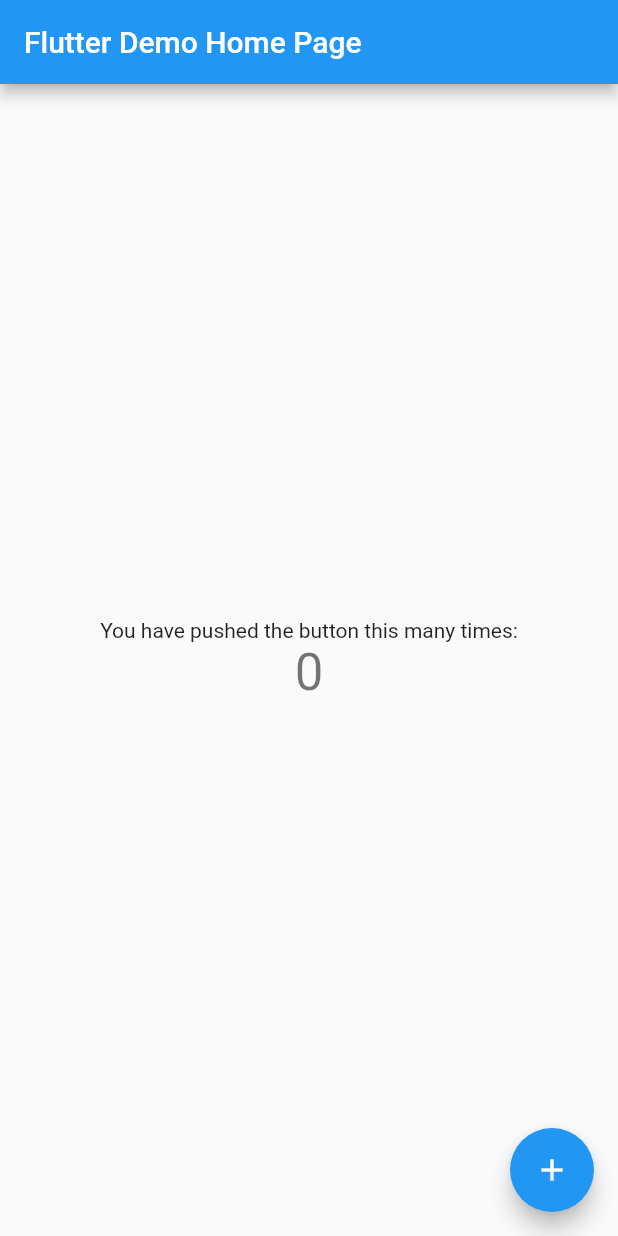
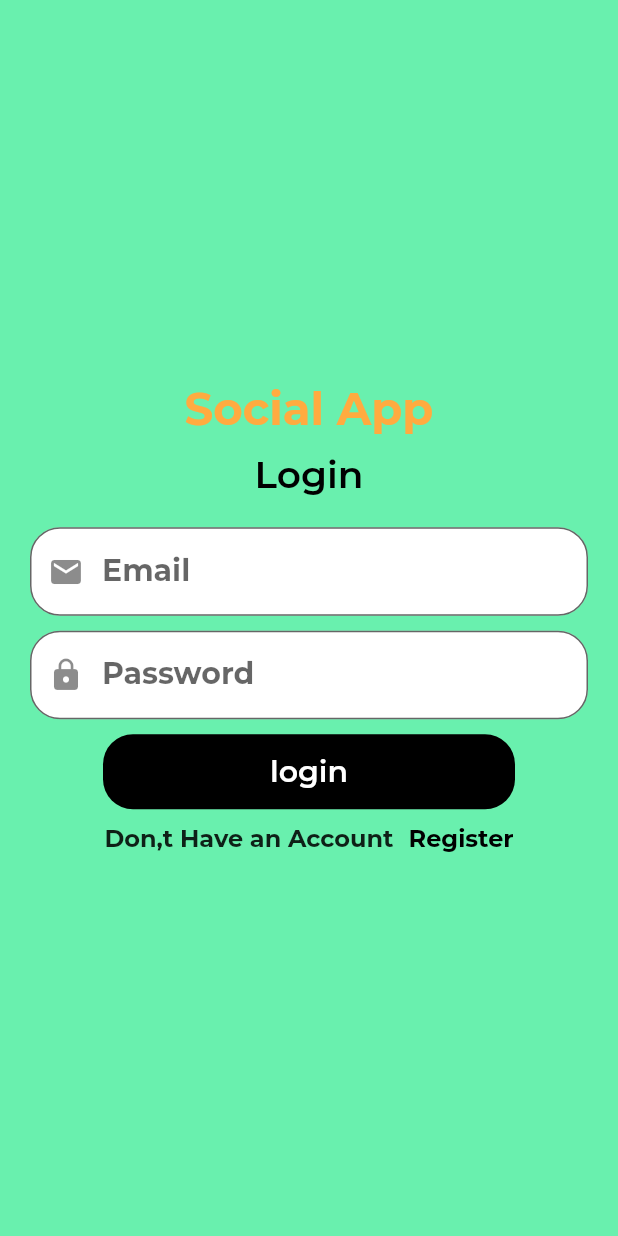
Before and after one commit to solutionflutter/socialapp, a Flutter app: the screen it shows after launch, on a phone screen of 412 x 824 dp. Run offline on Flutter 3.47's test engine with Material 2 defaults, Android fonts, the phone set to English and light mode, and no system bars; our stand-ins replace google_fonts.

Commit message:
add login page

```diff
--- a/lib/main.dart
+++ b/lib/main.dart
@@ -1,111 +1,16 @@
 import 'package:flutter/material.dart';
+import 'package:social_app/navigation.dart';
 
-void main() => runApp(MyApp());
+void main(){
+  runApp(MyApp());
+}
 
-class MyApp extends StatelessWidget {
-  // This widget is the root of your application.
+class MyApp extends StatelessWidget{
   @override
   Widget build(BuildContext context) {
     return MaterialApp(
-      title: 'Flutter Demo',
-      theme: ThemeData(
-        // This is the theme of your application.
-        //
-        // Try running your application with "flutter run". You'll see the
-        // application has a blue toolbar. Then, without quitting the app, try
-        // changing the primarySwatch below to Colors.green and then invoke
-        // "hot reload" (press "r" in the console where you ran "flutter run",
-        // or simply save your changes to "hot reload" in a Flutter IDE).
-        // Notice that the counter didn't reset back to zero; the application
-        // is not restarted.
-        primarySwatch: Colors.blue,
-      ),
-      home: MyHomePage(title: 'Flutter Demo Home Page'),
+      debugShowCheckedModeBanner: false,
+      home: NavigationPage(),
     );
   }
 }
-
-class MyHomePage extends StatefulWidget {
-  MyHomePage({Key key, this.title}) : super(key: key);
-
-  // This widget is the home page of your application. It is stateful, meaning
-  // that it has a State object (defined below) that contains fields that affect
-  // how it looks.
-
-  // This class is the configuration for the state. It holds the values (in this
-  // case the title) provided by the parent (in this case the App widget) and
-  // used by the build method of the State. Fields in a Widget subclass are
-  // always marked "final".
-
-  final String title;
-
-  @override
-  _MyHomePageState createState() => _MyHomePageState();
-}
-
-class _MyHomePageState extends State<MyHomePage> {
-  int _counter = 0;
-
-  void _incrementCounter() {
-    setState(() {
-      // This call to setState tells the Flutter framework that something has
-      // changed in this State, which causes it to rerun the build method below
-      // so that the display can reflect the updated values. If we changed
-      // _counter without calling setState(), then the build method would not be
-      // called again, and so nothing would appear to happen.
-      _counter++;
-    });
-  }
-
-  @override
-  Widget build(BuildContext context) {
-    // This method is rerun every time setState is called, for instance as done
-    // by the _incrementCounter method above.
-    //
-    // The Flutter framework has been optimized to make rerunning build methods
-    // fast, so that you can just rebuild anything that needs updating rather
-    // than having to individually change instances of widgets.
-    return Scaffold(
-      appBar: AppBar(
-        // Here we take the value from the MyHomePage object that was created by
-        // the App.build method, and use it to set our appbar title.
-        title: Text(widget.title),
-      ),
-      body: Center(
-        // Center is a layout widget. It takes a single child and positions it
-        // in the middle of the parent.
-        child: Column(
-          // Column is also a layout widget. It takes a list of children and
-          // arranges them vertically. By default, it sizes itself to fit its
-          // children horizontally, and tries to be as tall as its parent.
-          //
-          // Invoke "debug painting" (press "p" in the console, choose the
-          // "Toggle Debug Paint" action from the Flutter Inspector in Android
-          // Studio, or the "Toggle Debug Paint" command in Visual Studio Code)
-          // to see the wireframe for each widget.
-          //
-          // Column has various properties to control how it sizes itself and
-          // how it positions its children. Here we use mainAxisAlignment to
-          // center the children vertically; the main axis here is the vertical
-          // axis because Columns are vertical (the cross axis would be
-          // horizontal).
-          mainAxisAlignment: MainAxisAlignment.center,
-          children: <Widget>[
-            Text(
-              'You have pushed the button this many times:',
-            ),
-            Text(
-              '$_counter',
-              style: Theme.of(context).textTheme.display1,
-            ),
-          ],
-        ),
-      ),
-      floatingActionButton: FloatingActionButton(
-        onPressed: _incrementCounter,
-        tooltip: 'Increment',
-        child: Icon(Icons.add),
-      ), // This trailing comma makes auto-formatting nicer for build methods.
-    );
-  }
-}
--- /dev/null
+++ b/lib/navigation.dart
@@ -0,0 +1,19 @@
+import 'package:flutter/material.dart';
+import 'package:social_app/pages/home_page.dart';
+import 'package:social_app/pages/login.dart';
+
+class NavigationPage extends StatefulWidget {
+  @override
+  _NavigationPageState createState() => _NavigationPageState();
+}
+
+class _NavigationPageState extends State<NavigationPage> {
+  bool isSigned = false;
+  @override
+  Widget build(BuildContext context) {
+    return Scaffold(
+      body: isSigned == false ? LoginPage() : HomePage(),
+
+    );
+  }
+}
--- /dev/null
+++ b/lib/pages/home_page.dart
@@ -0,0 +1,13 @@
+import 'package:flutter/material.dart';
+
+class HomePage extends StatefulWidget {
+  @override
+  _HomePageState createState() => _HomePageState();
+}
+
+class _HomePageState extends State<HomePage> {
+  @override
+  Widget build(BuildContext context) {
+    return Container();
+  }
+}
--- /dev/null
+++ b/lib/pages/login.dart
@@ -0,0 +1,97 @@
+import 'package:flutter/material.dart';
+import 'package:social_app/widgets/variables.dart';
+
+class LoginPage extends StatefulWidget {
+  @override
+  _LoginPageState createState() => _LoginPageState();
+}
+
+class _LoginPageState extends State<LoginPage> {
+  @override
+  Widget build(BuildContext context) {
+    return Scaffold(
+      backgroundColor: Colors.greenAccent,
+      body: Container(
+        alignment: Alignment.center,
+        child: Column(
+          mainAxisAlignment: MainAxisAlignment.center,
+          children: [
+            Text(
+              'Social App', style: myStyle(30,Colors.orangeAccent,FontWeight.bold) ,
+            ),
+            SizedBox(
+              height: 10,
+            ),
+            Text(
+              'Login', style: myStyle(25,Colors.black,FontWeight.w600) ,
+            ),
+            SizedBox(
+              height: 20,
+            ),
+            Container(
+              width: MediaQuery.of(context).size.width,
+              margin: EdgeInsets.only(left: 20,right: 20),
+              child: TextField(
+                decoration: InputDecoration(
+                  fillColor: Colors.white,
+                  filled: true,
+                  labelText: 'Email',
+                  prefixIcon: Icon(Icons.mail),
+                  labelStyle: myStyle(20),
+                  border: OutlineInputBorder(
+                    borderRadius: BorderRadius.circular(20)
+                  ),
+                ),
+              ),
+            ),
+            SizedBox(
+              height: 10,
+            ),
+            Container(
+              width: MediaQuery.of(context).size.width,
+              margin: EdgeInsets.only(left: 20,right: 20),
+              child: TextField(
+                obscureText: true,
+                decoration: InputDecoration(
+                  fillColor: Colors.white,
+                  filled: true,
+                  labelText: 'Password',
+                  prefixIcon: Icon(Icons.lock),
+                  labelStyle: myStyle(20),
+                  border: OutlineInputBorder(
+                    borderRadius: BorderRadius.circular(20),
+                  )
+                ),
+              ),
+            ),
+            SizedBox(
+              height: 10,
+            ),
+            Container(
+              width: MediaQuery.of(context).size.width / 1.5,
+              height: 50,
+              decoration: BoxDecoration(
+                color: Colors.black,
+                borderRadius: BorderRadius.circular(20),
+              ),
+              child: Center(
+                child: Text('login',style: myStyle(20,Colors.white,FontWeight.w600),),
+              ),
+            ),
+            SizedBox(
+              height: 10,
+            ),
+            Row(
+              mainAxisAlignment: MainAxisAlignment.center,
+              children: [
+                Text('Don,t Have an Account',style: myStyle(16),),
+                SizedBox(width: 10,),
+                Text('Register',style: myStyle(16,Colors.black),)
+              ],
+            ),
+          ],
+        ),
+      ),
+    );
+  }
+}
--- /dev/null
+++ b/lib/pages/registration.dart
@@ -0,0 +1,13 @@
+import 'package:flutter/material.dart';
+
+class RegistrationPage extends StatefulWidget {
+  @override
+  _RegistrationPageState createState() => _RegistrationPageState();
+}
+
+class _RegistrationPageState extends State<RegistrationPage> {
+  @override
+  Widget build(BuildContext context) {
+    return Container();
+  }
+}
--- /dev/null
+++ b/lib/widgets/variables.dart
@@ -0,0 +1,10 @@
+import 'package:flutter/material.dart';
+import 'package:google_fonts/google_fonts.dart';
+
+myStyle(double size,[Color color,FontWeight fw=FontWeight.w700]){
+  return GoogleFonts.montserrat(
+    fontSize: size,
+    color: color,
+    fontWeight: fw,
+  );
+}
```
Also changed, not shown: 1 other file.
